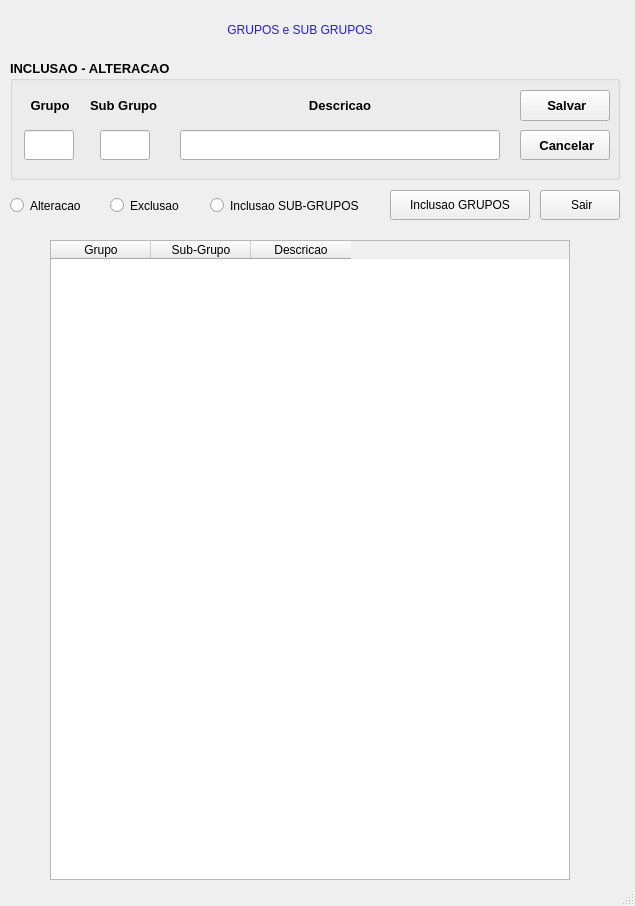
The window that telas/lista_grupo.ui (htisistema/SISCOM) describes before a commit, drawn with Qt 5.
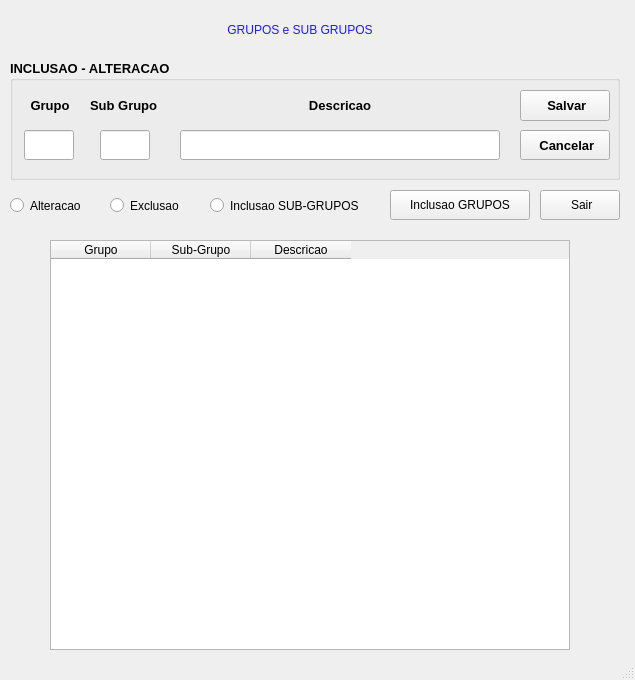
The same window after the commit. Icons and pictures are not drawn.

```diff
--- a/telas/lista_grupo.ui
+++ b/telas/lista_grupo.ui
@@ -7,7 +7,7 @@
     <x>0</x>
     <y>0</y>
     <width>635</width>
-    <height>906</height>
+    <height>680</height>
    </rect>
   </property>
   <property name="windowTitle">
@@ -23,7 +23,7 @@
       <x>50</x>
       <y>240</y>
       <width>520</width>
-      <height>640</height>
+      <height>410</height>
      </rect>
     </property>
     <property name="styleSheet">
```
